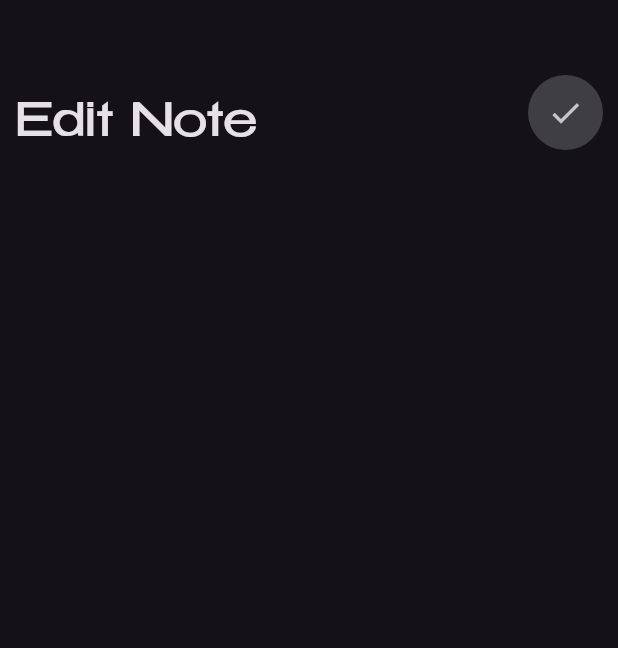
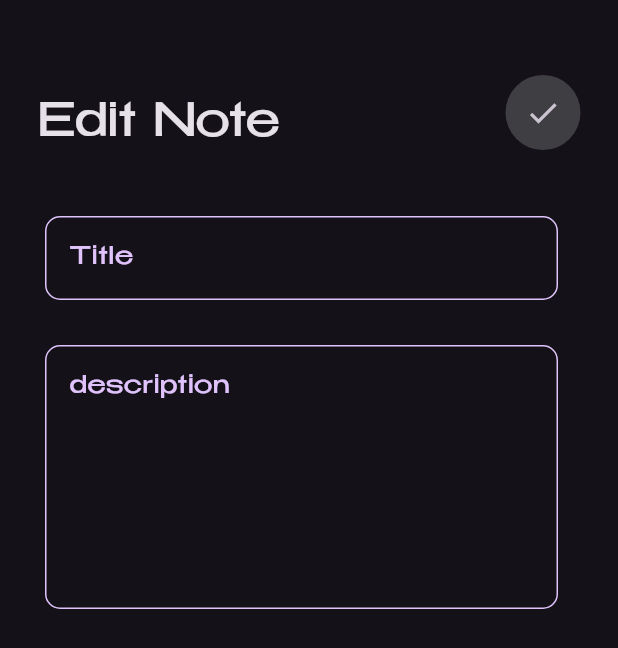
Before and after one commit to m7mdyasin/notes_app, a Flutter app: the EditNoteView screen opened directly, on a phone screen of 412 x 824 dp. Shown: the top 648 px of the screen. Run offline on Flutter 3.47's test engine with Material 3 defaults, Android fonts, the phone set to English and light mode, and no system bars.

Commit message:
edit note view ui done

```diff
--- a/lib/views/widgets/custom_app_bar.dart
+++ b/lib/views/widgets/custom_app_bar.dart
@@ -8,7 +8,7 @@ class CustomAppBar extends StatelessWidget {
   @override
   Widget build(BuildContext context) {
     return Padding(
-      padding: const EdgeInsets.only(top: 50),
+      padding: const EdgeInsets.only(top: 50, left: 15, right: 15),
       child: Row(
         mainAxisAlignment: MainAxisAlignment.spaceBetween,
         children: [
--- a/lib/views/widgets/edit_note_body.dart
+++ b/lib/views/widgets/edit_note_body.dart
@@ -1,5 +1,6 @@
 import 'package:flutter/material.dart';
 import 'package:notes_app/views/widgets/custom_app_bar.dart';
+import 'package:notes_app/views/widgets/custoum_text_field.dart';
 
 class EditNoteBody extends StatelessWidget {
   const EditNoteBody({super.key});
@@ -7,7 +8,11 @@ class EditNoteBody extends StatelessWidget {
   @override
   Widget build(BuildContext context) {
     return Column(
-      children: [CustomAppBar(title: 'Edit Note', icon: Icons.check)],
+      children: [
+        CustomAppBar(title: 'Edit Note', icon: Icons.check),
+        CustoumTextField(hint: 'Title'),
+        CustoumTextField(hint: 'description', maxLines: 6),
+      ],
     );
   }
 }
```
